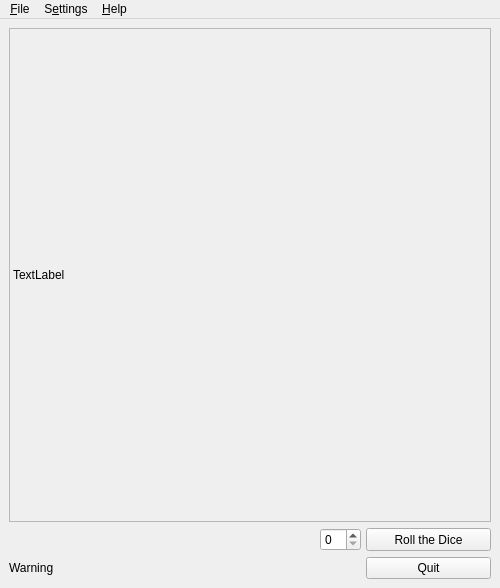
The window that src/qtdice.ui (OrchisLloyd/QtDice) describes before a commit, drawn with Qt 5.
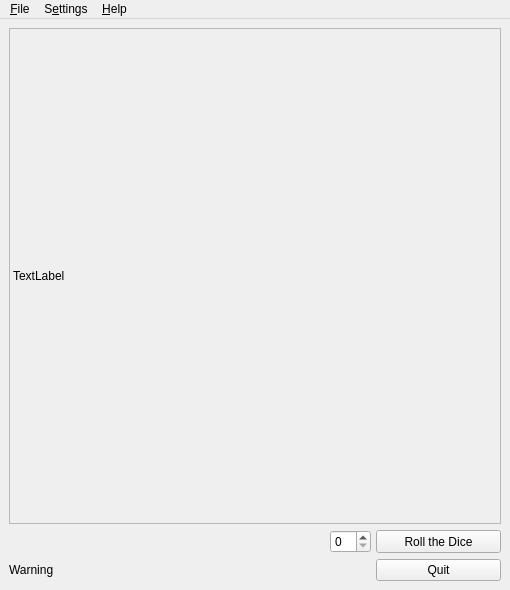
The same window after the commit.

What changed in the file:
```diff
--- a/src/qtdice.ui
+++ b/src/qtdice.ui
@@ -6,8 +6,8 @@
    <rect>
     <x>0</x>
     <y>0</y>
-    <width>500</width>
-    <height>588</height>
+    <width>510</width>
+    <height>590</height>
    </rect>
   </property>
   <property name="sizePolicy">
@@ -18,8 +18,8 @@
   </property>
   <property name="minimumSize">
    <size>
-    <width>500</width>
-    <height>0</height>
+    <width>510</width>
+    <height>580</height>
    </size>
   </property>
   <property name="contextMenuPolicy">
@@ -247,7 +247,7 @@
     <rect>
      <x>0</x>
      <y>0</y>
-     <width>500</width>
+     <width>510</width>
      <height>32</height>
     </rect>
    </property>
```
